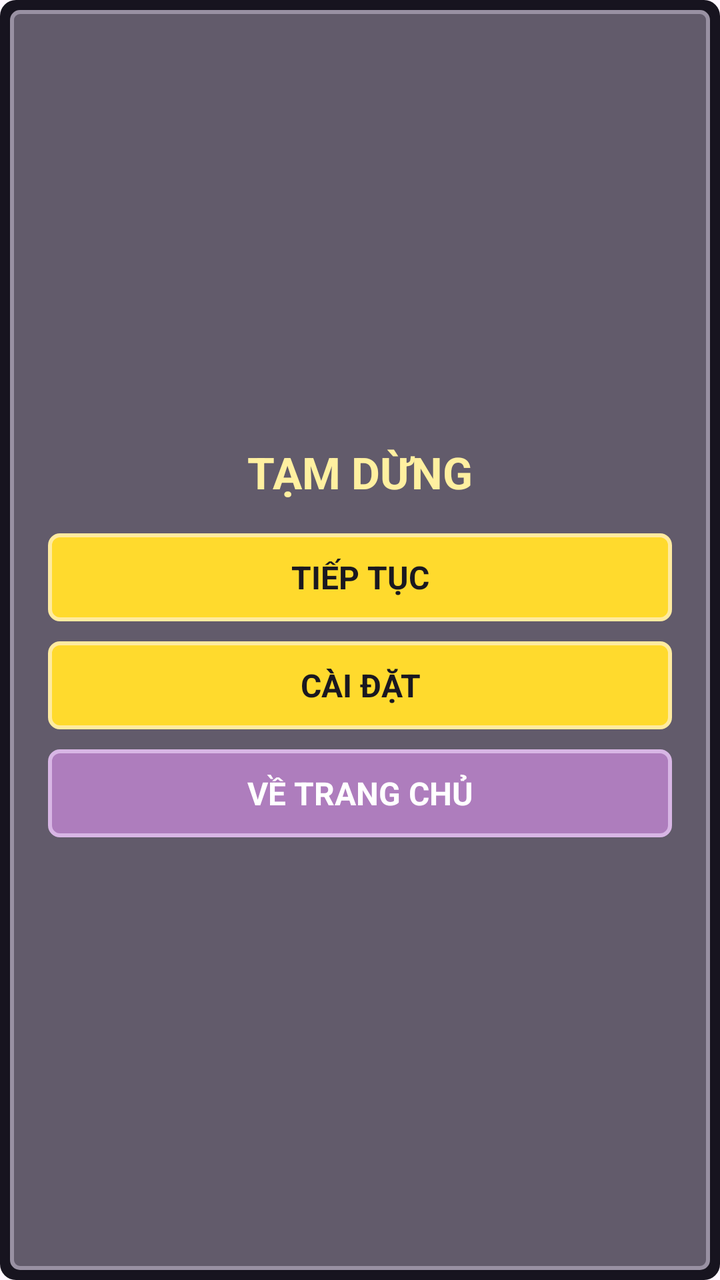
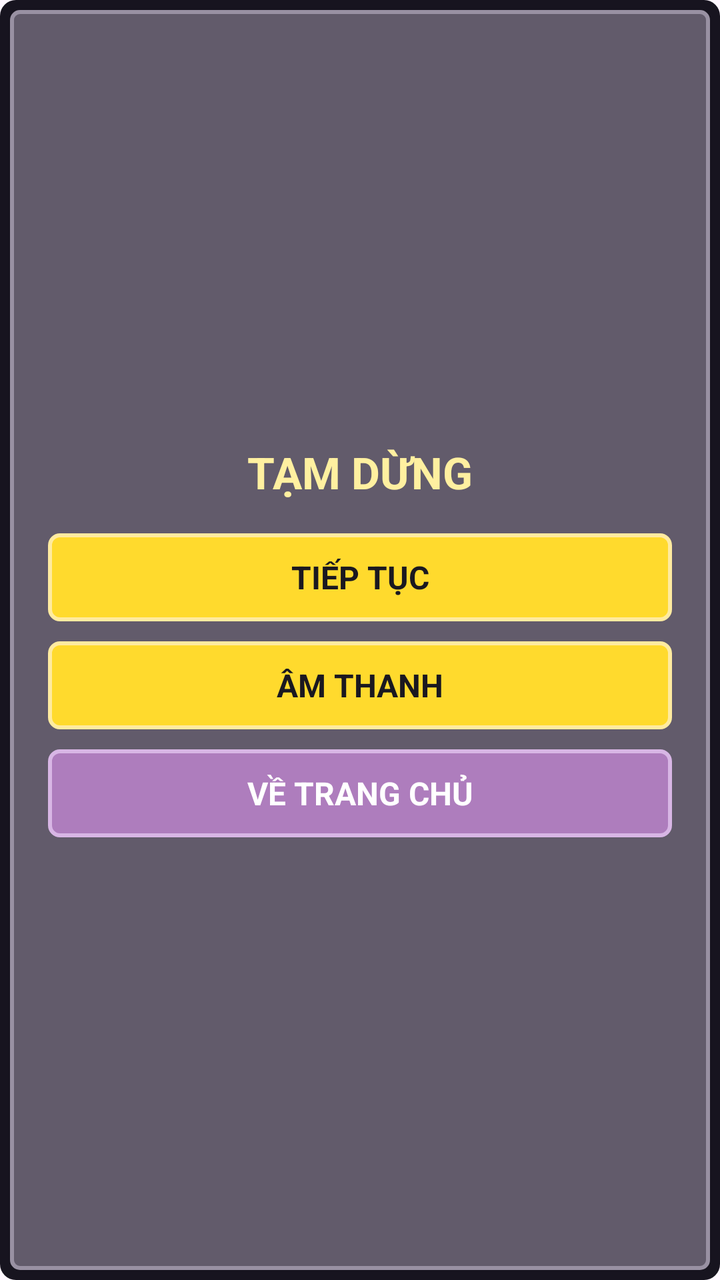

Screens rendered from an Android XML layout before and after an edit, with the pre-edit source and the edit as a unified diff.
<!-- AndroidManifest.xml: application theme Theme.ScreamShooter -->
<!-- res/layout/dialog_pause.xml -->
<?xml version="1.0" encoding="utf-8"?>
<LinearLayout xmlns:android="http://schemas.android.com/apk/res/android"
    android:layout_width="320dp"
    android:layout_height="wrap_content"
    android:layout_gravity="center"
    android:background="@drawable/bg_overlay_panel"
    android:gravity="center"
    android:orientation="vertical"
    android:padding="24dp">

    <TextView
        android:layout_width="wrap_content"
        android:layout_height="wrap_content"
        android:text="TẠM DỪNG"
        android:textColor="#FFF0A0"
        android:textSize="22sp"
        android:textStyle="bold" />

    <TextView
        android:id="@+id/btnResume"
        android:layout_width="match_parent"
        android:layout_height="44dp"
        android:layout_marginTop="16dp"
        android:background="@drawable/bg_button_yellow"
        android:gravity="center"
        android:text="TIẾP TỤC"
        android:textColor="#1A1820"
        android:textSize="16sp"
        android:textStyle="bold" />

    <TextView
        android:id="@+id/btnSettingsPause"
        android:layout_width="match_parent"
        android:layout_height="44dp"
        android:layout_marginTop="10dp"
        android:background="@drawable/bg_button_yellow"
        android:gravity="center"
        android:text="CÀI ĐẶT"
        android:textColor="#1A1820"
        android:textSize="16sp"
        android:textStyle="bold" />

    <TextView
        android:id="@+id/btnHome"
        android:layout_width="match_parent"
        android:layout_height="44dp"
        android:layout_marginTop="10dp"
        android:background="@drawable/bg_button_purple"
        android:gravity="center"
        android:text="VỀ TRANG CHỦ"
        android:textColor="#FFFFFF"
        android:textSize="16sp"
        android:textStyle="bold" />

</LinearLayout>
<!-- resources referenced by this layout -->
<resources>
  <!-- drawable bg_button_purple (drawable) -->
  <?xml version="1.0" encoding="utf-8"?>
  <shape xmlns:android="http://schemas.android.com/apk/res/android">
      <solid android:color="#AE7DBD" />
      <corners android:radius="5dp" />
      <stroke
          android:width="2dp"
          android:color="#D8B6E5" />
  </shape>
  <!-- drawable bg_button_yellow (drawable) -->
  <?xml version="1.0" encoding="utf-8"?>
  <shape xmlns:android="http://schemas.android.com/apk/res/android">
      <solid android:color="#FFDA2D" />
      <corners android:radius="5dp" />
      <stroke
          android:width="2dp"
          android:color="#FFEBA0" />
  </shape>
  <!-- drawable bg_overlay_panel (drawable) -->
  <?xml version="1.0" encoding="utf-8"?>
  <layer-list xmlns:android="http://schemas.android.com/apk/res/android">
  
      
      <item>
          <shape android:shape="rectangle">
              <solid android:color="#17141F" />
              <corners android:radius="8dp" />
          </shape>
      </item>
  
      
      <item
          android:left="5dp"
          android:top="5dp"
          android:right="5dp"
          android:bottom="5dp">
          <shape android:shape="rectangle">
              <solid android:color="#625B6B" />
              <stroke
                  android:width="2dp"
                  android:color="#9991A3" />
              <corners android:radius="4dp" />
          </shape>
      </item>
  
  </layer-list>
  <style name="Theme.ScreamShooter" parent="Base.Theme.ScreamShooter" />
  <style name="Base.Theme.ScreamShooter" parent="Theme.Material3.DayNight.NoActionBar">
          
          
      </style>
</resources>

<!-- the commit's change to res/layout/dialog_pause.xml (unified diff, before → after) -->
@@ -11,7 +11,7 @@
     <TextView
         android:layout_width="wrap_content"
         android:layout_height="wrap_content"
-        android:text="TẠM DỪNG"
+        android:text="@string/pause_title"
         android:textColor="#FFF0A0"
         android:textSize="22sp"
         android:textStyle="bold" />
@@ -23,7 +23,7 @@
         android:layout_marginTop="16dp"
         android:background="@drawable/bg_button_yellow"
         android:gravity="center"
-        android:text="TIẾP TỤC"
+        android:text="@string/btn_resume"
         android:textColor="#1A1820"
         android:textSize="16sp"
         android:textStyle="bold" />
@@ -35,7 +35,7 @@
         android:layout_marginTop="10dp"
         android:background="@drawable/bg_button_yellow"
         android:gravity="center"
-        android:text="CÀI ĐẶT"
+        android:text="@string/sound_title"
         android:textColor="#1A1820"
         android:textSize="16sp"
         android:textStyle="bold" />
@@ -47,7 +47,7 @@
         android:layout_marginTop="10dp"
         android:background="@drawable/bg_button_purple"
         android:gravity="center"
-        android:text="VỀ TRANG CHỦ"
+        android:text="@string/btn_home"
         android:textColor="#FFFFFF"
         android:textSize="16sp"
         android:textStyle="bold" />
<!-- resource entries referenced after the edit -->
@@ -46,6 +46,10 @@
       </item>
   
   </layer-list>
+  <string name="btn_home">VỀ TRANG CHỦ</string>
+  <string name="btn_resume">TIẾP TỤC</string>
+  <string name="pause_title">TẠM DỪNG</string>
+  <string name="sound_title">ÂM THANH</string>
   <style name="Theme.ScreamShooter" parent="Base.Theme.ScreamShooter" />
   <style name="Base.Theme.ScreamShooter" parent="Theme.Material3.DayNight.NoActionBar">
           
